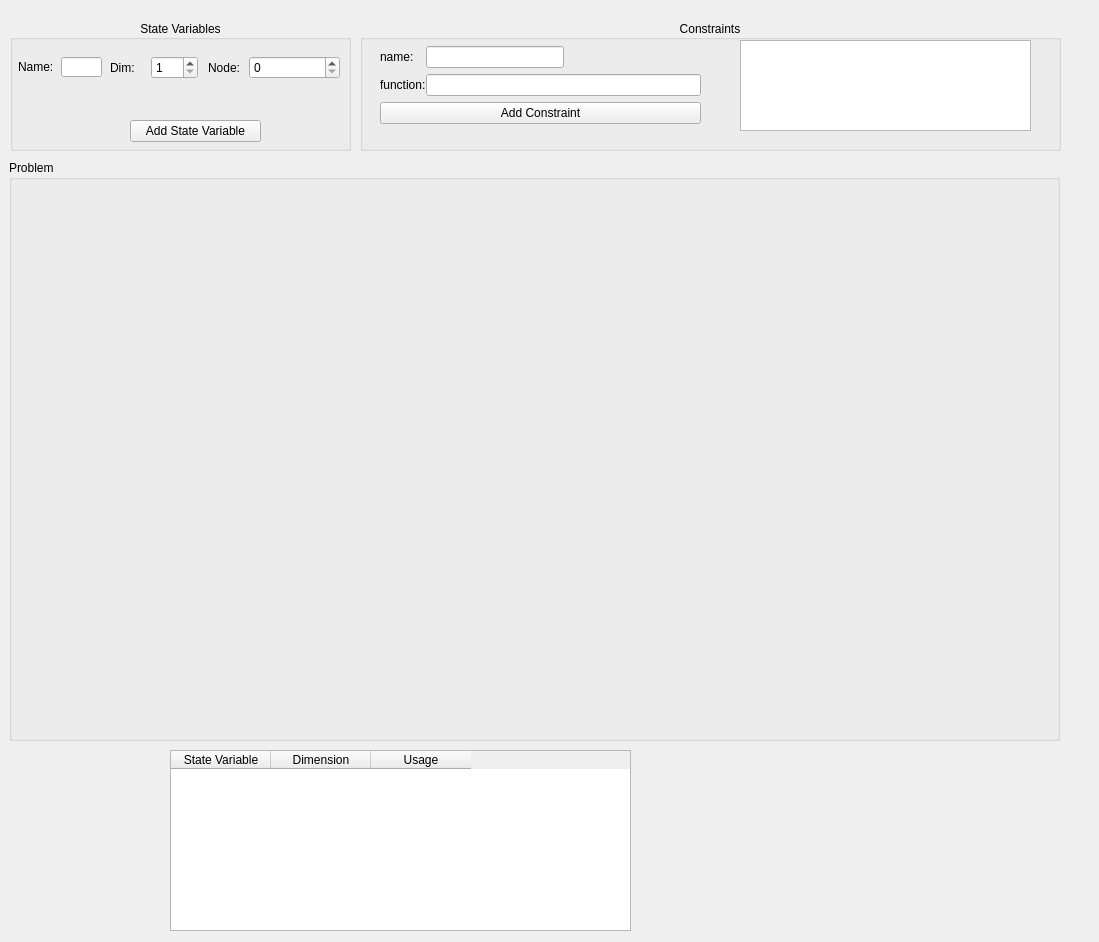
Old version of the form ui/widget1.ui in the repository FrancescoRuscelli/horizon.
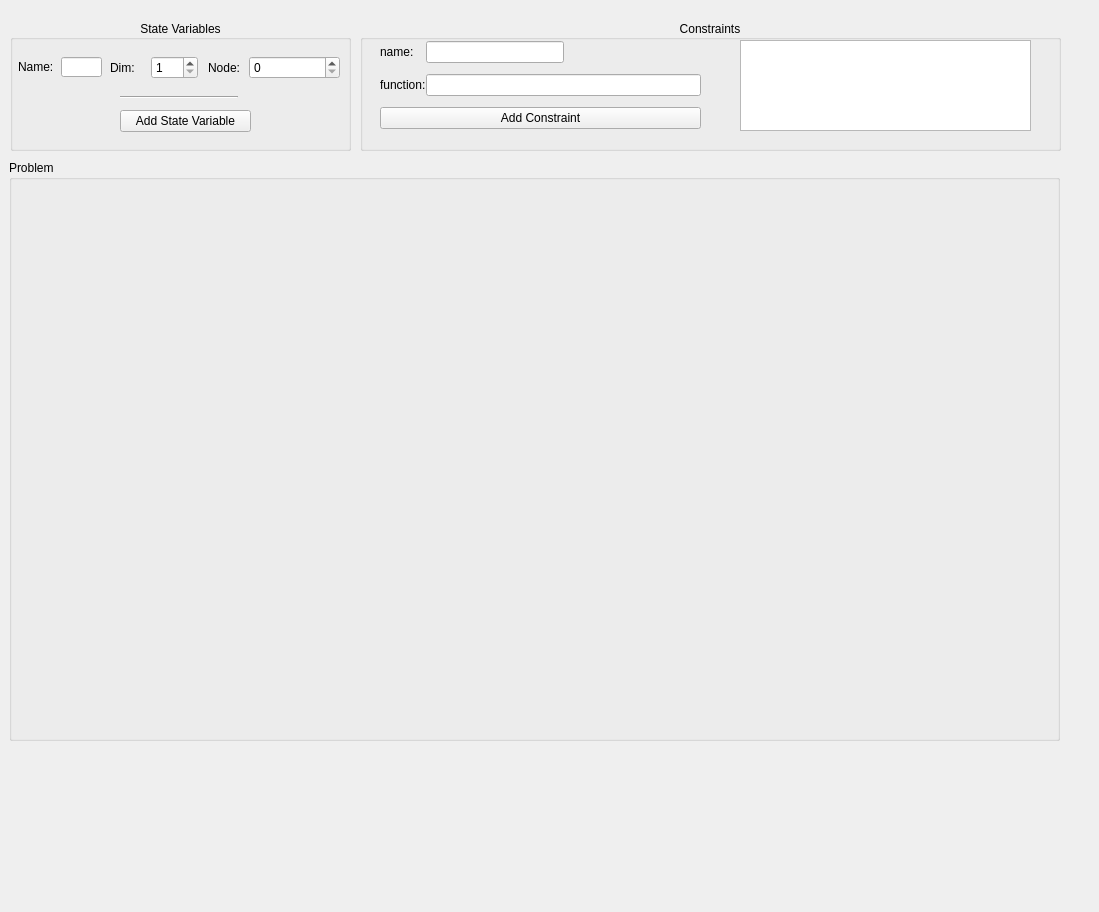
New version of the form. Icons and pictures are not drawn. Custom widgets are drawn as their Qt base class.

```diff
--- a/ui/widget1.ui
+++ b/ui/widget1.ui
@@ -7,7 +7,7 @@
     <x>0</x>
     <y>0</y>
     <width>1099</width>
-    <height>942</height>
+    <height>912</height>
    </rect>
   </property>
   <property name="mouseTracking">
@@ -38,9 +38,9 @@
     <property name="geometry">
      <rect>
       <x>20</x>
-      <y>20</y>
+      <y>10</y>
       <width>321</width>
-      <height>91</height>
+      <height>111</height>
      </rect>
     </property>
     <layout class="QGridLayout" name="CTGrid">
@@ -133,8 +133,8 @@
    <widget class="QPushButton" name="SVAddButton">
     <property name="geometry">
      <rect>
-      <x>120</x>
-      <y>100</y>
+      <x>110</x>
+      <y>90</y>
       <width>131</width>
       <height>22</height>
      </rect>
@@ -285,31 +285,19 @@
      <number>1</number>
     </property>
    </widget>
-  </widget>
-  <widget class="QTableWidget" name="TableSV">
-   <property name="geometry">
-    <rect>
-     <x>170</x>
-     <y>750</y>
-     <width>461</width>
-     <height>181</height>
-    </rect>
-   </property>
-   <column>
-    <property name="text">
-     <string>State Variable</string>
+   <widget class="Line" name="line">
+    <property name="geometry">
+     <rect>
+      <x>110</x>
+      <y>67</y>
+      <width>118</width>
+      <height>20</height>
+     </rect>
     </property>
-   </column>
-   <column>
-    <property name="text">
-     <string>Dimension</string>
+    <property name="orientation">
+     <enum>Qt::Horizontal</enum>
     </property>
-   </column>
-   <column>
-    <property name="text">
-     <string>Usage</string>
-    </property>
-   </column>
+   </widget>
   </widget>
   <widget class="QGroupBox" name="PRB">
    <property name="geometry">
```
Left out of the diff: 19 changed lines with no effect on the pictures.
